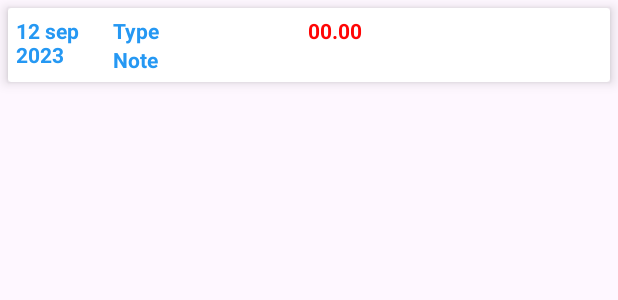
After one commit to Shivanjal00/Bluetooth, an Android app: the layout expense_recycler_data.xml on its own in the app's theme, with its tools: preview values and no code run, on a phone screen of 412 x 824 dp. The commit adds this screen. Shown: the top 300 px of the screen. Run offline under Robolectric (Android 15) with nearby library versions, the phone set to English and light mode, and no system bars.

Commit message:
first commit

```diff
--- a/KharchaPani/app/build.gradle.kts
+++ b/KharchaPani/app/build.gradle.kts
@@ -13,6 +13,8 @@ android {
         targetSdk = 33
         versionCode = 1
         versionName = "1.0"
+        multiDexEnabled = true
+
 
         testInstrumentationRunner = "androidx.test.runner.AndroidJUnitRunner"
     }
@@ -40,4 +42,5 @@ dependencies {
     testImplementation("junit:junit:4.13.2")
     androidTestImplementation("androidx.test.ext:junit:1.1.5")
     androidTestImplementation("androidx.test.espresso:espresso-core:3.5.1")
+    implementation ("com.firebaseui:firebase-ui-database:8.0.2")
 }
--- a/KharchaPani/app/src/main/java/com/example/kharchapani/DashBoardFragment.java
+++ b/KharchaPani/app/src/main/java/com/example/kharchapani/DashBoardFragment.java
@@ -181,7 +181,7 @@ public class DashBoardFragment extends Fragment {
 
             }
         });
-        fab_expense_txt.setOnClickListener(new View.OnClickListener() {
+        fab_expense_btn.setOnClickListener(new View.OnClickListener() {
             @Override
             public void onClick(View view) {
                 expenseDataInsert();
--- /dev/null
+++ b/KharchaPani/app/src/main/res/layout/expense_recycler_data.xml
@@ -0,0 +1,81 @@
+<?xml version="1.0" encoding="utf-8"?>
+<androidx.cardview.widget.CardView xmlns:android="http://schemas.android.com/apk/res/android"
+    android:layout_width="match_parent"
+    xmlns:app="http://schemas.android.com/apk/res-auto"
+    app:cardElevation="5dp"
+    android:elevation="5dp"
+    android:layout_margin="5dp"
+    android:layout_height="wrap_content">
+
+    <LinearLayout
+        android:layout_width="match_parent"
+        android:layout_height="wrap_content"
+        android:orientation="horizontal"
+        android:layout_margin="5dp">
+
+        <RelativeLayout
+            android:layout_width="0dp"
+            android:layout_height="wrap_content"
+            android:layout_weight="1">
+
+            <TextView
+                android:layout_width="match_parent"
+                android:layout_height="wrap_content"
+                android:text="12 sep 2023"
+                android:textColor="@color/sky"
+                android:textAppearance="@style/TextAppearance.AppCompat.Small"
+                android:textStyle="bold"
+                android:id="@+id/date_txt_expense"/>
+
+
+        </RelativeLayout>
+
+        <RelativeLayout
+            android:layout_width="0dp"
+            android:layout_height="wrap_content"
+            android:layout_weight="2">
+
+            <TextView
+                android:layout_width="match_parent"
+                android:layout_height="wrap_content"
+                android:text="Type"
+                android:maxLines="1"
+                android:textColor="@color/sky"
+                android:textAppearance="@style/TextAppearance.AppCompat.Small"
+                android:textStyle="bold"
+                android:id="@+id/type_txt_expense"/>
+
+            <TextView
+                android:layout_width="match_parent"
+                android:layout_height="wrap_content"
+                android:text="Note"
+                android:maxLines="1"
+                android:textColor="@color/sky"
+                android:textAppearance="@style/TextAppearance.AppCompat.Small"
+                android:textStyle="bold"
+                android:layout_below="@+id/type_txt_expense"
+                android:id="@+id/note_txt_expense"/>
+
+
+        </RelativeLayout>
+
+        <RelativeLayout
+            android:layout_width="0dp"
+            android:layout_height="wrap_content"
+            android:layout_weight="3">
+
+            <TextView
+                android:layout_width="match_parent"
+                android:layout_height="wrap_content"
+                android:text="00.00"
+                android:textColor="@color/red"
+                android:textAppearance="@style/TextAppearance.AppCompat.Small"
+                android:textStyle="bold"
+                android:id="@+id/ammount_txt_expense"/>
+
+
+        </RelativeLayout>
+
+    </LinearLayout>
+
+</androidx.cardview.widget.CardView>
```
Also changed, not shown: KharchaPani/app/src/main/java/com/example/kharchapani/IncomeFragment.java (+94 -24 lines), KharchaPani/app/src/main/res/layout/income_recycler_data.xml (added, +81 -0 lines).
